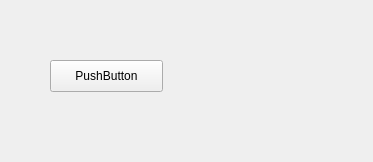
Old version of the form Gui/widget.ui in the repository xtuer/Qt.
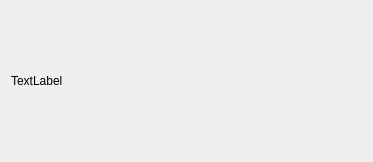
New version of the form.

```diff
--- a/Gui/widget.ui
+++ b/Gui/widget.ui
@@ -18,19 +18,15 @@
 	background: red;
 }</string>
   </property>
-  <widget class="QPushButton" name="pushButton">
-   <property name="geometry">
-    <rect>
-     <x>50</x>
-     <y>60</y>
-     <width>113</width>
-     <height>32</height>
-    </rect>
-   </property>
+  <layout class="QGridLayout" name="gridLayout">
+   <item row="0" column="0">
+    <widget class="QLabel" name="label">
    <property name="text">
-    <string>PushButton</string>
-   </property>
-  </widget>
+      <string>TextLabel</string>
+     </property>
+    </widget>
+   </item>
+  </layout>
  </widget>
  <resources/>
  <connections/>
```
Lines whose indentation alone changed are shown as unchanged.
